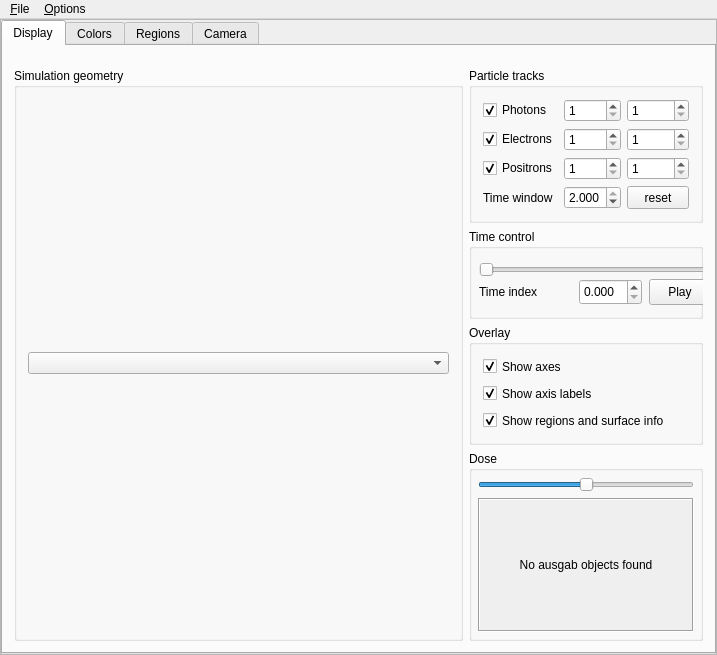
Above: HEN_HOUSE/egs++/view/viewcontrol.ui from nrc-cnrc/EGSnrc before the change. Below: the same form after it.
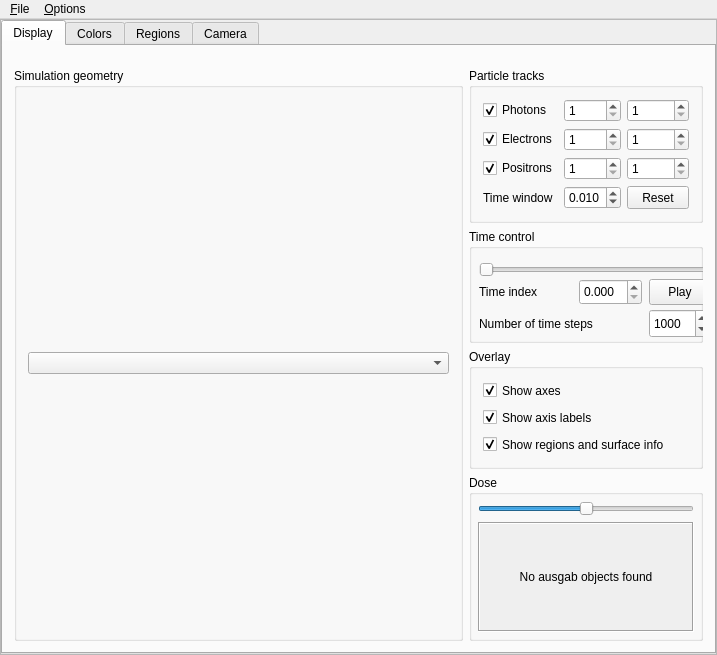
That is the form after the change.

Commit message:
Adjust the default viewer time window
Change the time window default to 1% of the simulation duration for
tracks visualization. Also add a new input in egs_view for the number of
time steps to take in the animation. This allows for better control of
the visual speed of the motion.

The edit to the form file:
```diff
--- a/HEN_HOUSE/egs++/view/viewcontrol.ui
+++ b/HEN_HOUSE/egs++/view/viewcontrol.ui
@@ -336,7 +336,7 @@
                         <double>0.001000000000000</double>
                        </property>
                        <property name="value">
-                        <double>2.000000000000000</double>
+                        <double>0.010000000000000</double>
                        </property>
                       </widget>
                      </item>
@@ -349,7 +349,7 @@
                         </size>
                        </property>
                        <property name="text">
-                        <string>reset</string>
+                        <string>Reset</string>
                        </property>
                       </widget>
                      </item>
@@ -370,7 +370,7 @@
                     <property name="minimumSize">
                      <size>
                       <width>0</width>
-                      <height>90</height>
+                      <height>114</height>
                      </size>
                     </property>
                     <property name="title">
@@ -464,6 +464,41 @@
                       <string>Time index</string>
                      </property>
                     </widget>
+                    <widget class="QSpinBox" name="spin_numTimeSteps">
+                     <property name="geometry">
+                      <rect>
+                       <x>180</x>
+                       <y>80</y>
+                       <width>61</width>
+                       <height>29</height>
+                      </rect>
+                     </property>
+                     <property name="minimum">
+                      <number>1</number>
+                     </property>
+                     <property name="maximum">
+                      <number>1000000</number>
+                     </property>
+                     <property name="singleStep">
+                      <number>1000</number>
+                     </property>
+                     <property name="value">
+                      <number>1000</number>
+                     </property>
+                    </widget>
+                    <widget class="QLabel" name="label_numTimeSteps">
+                     <property name="geometry">
+                      <rect>
+                       <x>10</x>
+                       <y>85</y>
+                       <width>151</width>
+                       <height>20</height>
+                      </rect>
+                     </property>
+                     <property name="text">
+                      <string>Number of time steps</string>
+                     </property>
+                    </widget>
                    </widget>
                   </item>
                   <item>
```
Left out of the diff: 16 changed lines with no effect on the pictures. The commit also changes 2 other files.
